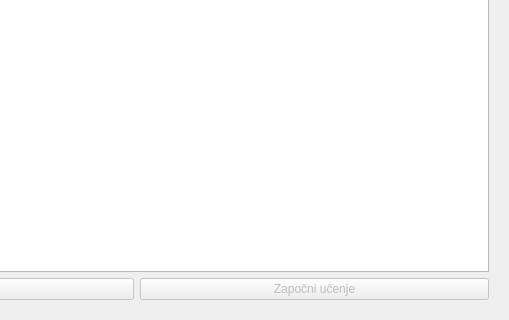
Old version of the form app/forms/mainwindow.ui in the repository bogdans55/StudySphere; both pictures show x 391 to 900 and y 280 to 600 of the 900 by 600 pixel window.
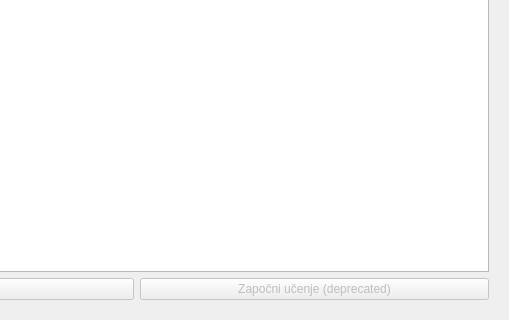
New version of the form. The open tabs and pages were chosen to show the change. Icons and pictures are not drawn.

The edit to the form file:
```diff
--- a/app/forms/mainwindow.ui
+++ b/app/forms/mainwindow.ui
@@ -260,7 +260,7 @@
               <bool>false</bool>
              </property>
              <property name="text">
-              <string>Započni učenje</string>
+              <string>Započni učenje (deprecated)</string>
              </property>
             </widget>
            </item>
```
Left out of the diff: 14 changed lines with no effect on the pictures.
